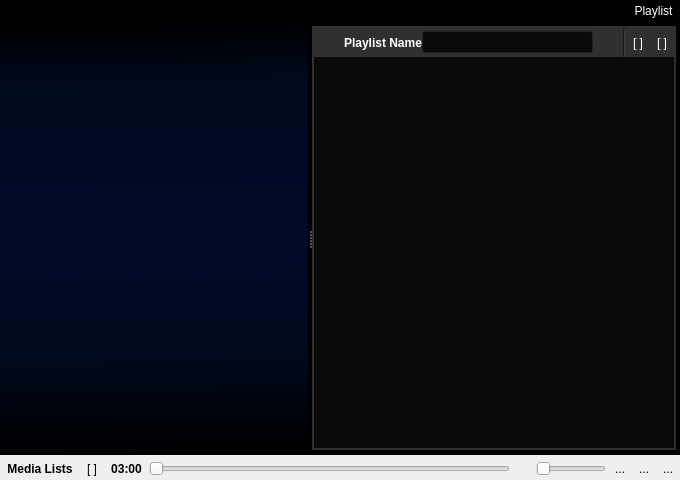
Above: mainwindow.ui from KDE/bangarang before the change. Below: the same form after it.
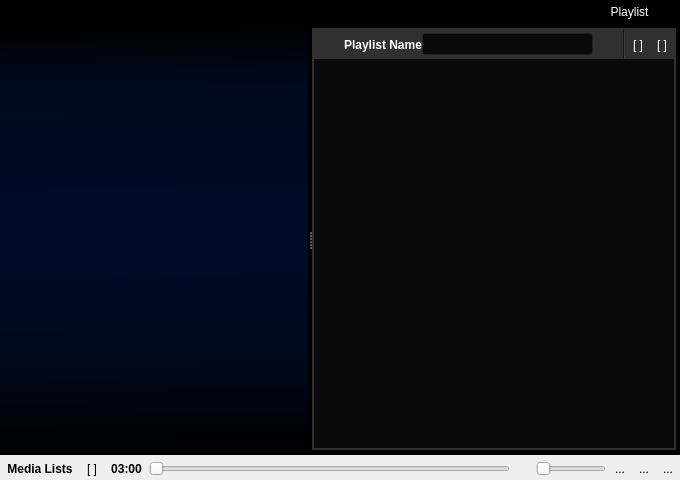
That is the form after the change. The open tabs and pages were chosen to show the change. Icons and pictures are not drawn. Custom widgets are drawn as their Qt base class.

Diff of the .ui file:
```diff
--- a/mainwindow.ui
+++ b/mainwindow.ui
@@ -2007,6 +2007,16 @@
                 </property>
                </widget>
               </item>
+              <item>
+               <widget class="QToolButton" name="toolButton">
+                <property name="text">
+                 <string/>
+                </property>
+                <property name="autoRaise">
+                 <bool>true</bool>
+                </property>
+               </widget>
+              </item>
              </layout>
             </widget>
            </item>
```
Left out of the diff: 50 changed lines with no effect on the pictures.
